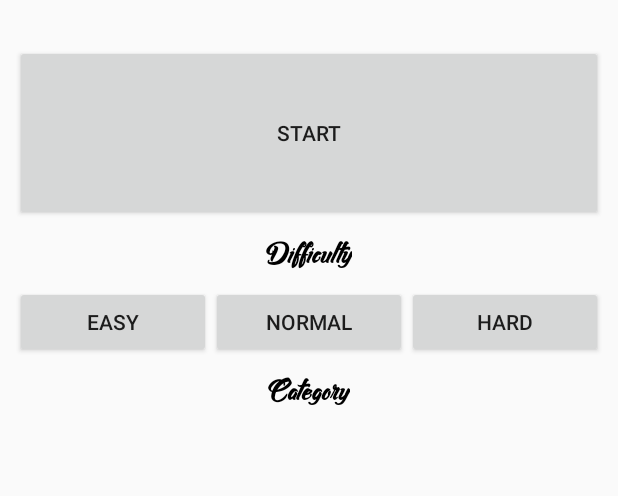
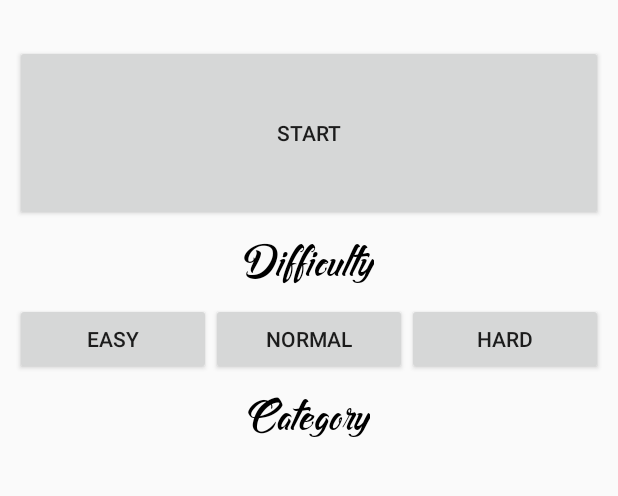
Before and after one commit to seph314/trivially, an Android app: the screen it shows after launch (GameActivity), on a phone screen of 412 x 824 dp, the part 150-646 px from its top. Run offline under Robolectric (Android 15) with nearby library versions, the phone set to English and light mode, and no system bars; our stand-ins replace Firebase (no records; nobody signed in at launch, a user with empty details on screens opened directly).

Commit message:
changed font

```diff
--- a/A4/Trivially/app/src/main/res/layout/activity_game.xml
+++ b/A4/Trivially/app/src/main/res/layout/activity_game.xml
@@ -19,8 +19,7 @@
         android:layout_width="wrap_content"
         android:layout_height="wrap_content"
         android:layout_marginVertical="10dp"
-        android:textSize="20sp"
-        android:textStyle="bold"
+        android:textSize="30sp"
         android:fontFamily="@font/rashfeng"
         android:textColor="@android:color/black"
         android:text="@string/difficulty"
@@ -60,8 +59,7 @@
         android:layout_width="wrap_content"
         android:layout_height="wrap_content"
         android:layout_marginVertical="10dp"
-        android:textSize="20sp"
-        android:textStyle="bold"
+        android:textSize="30sp"
         android:fontFamily="@font/rashfeng"
         android:textColor="@android:color/black"
         android:text="@string/category"
```
